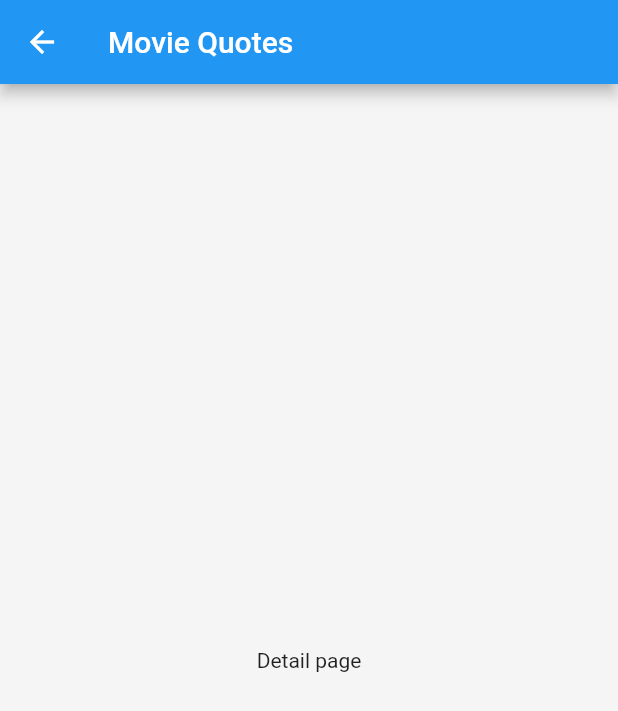
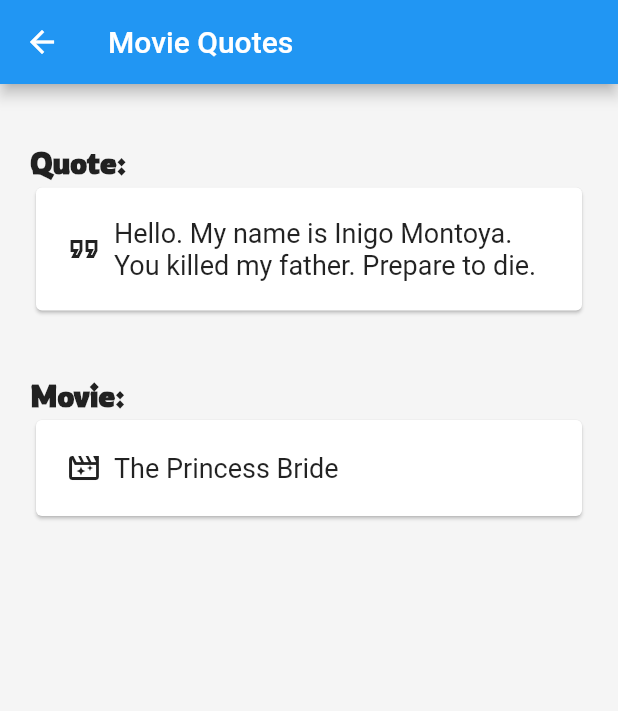
Before and after one commit to CSSE490-Flutter-Winter-2022-2023/movie-quotes, a Flutter app: the screen it shows after launch, after a tap on "Hello. My name is Inigo Montoya. You kil", on a phone screen of 412 x 824 dp. Shown: the top 711 px of the screen. Run offline on Flutter 3.47's test engine with Material 2 defaults, Android fonts, the phone set to English and light mode, and no system bars.

Commit message:
playing with detail page formatting

```diff
--- /dev/null
+++ b/movie_quotes/assets/fonts/Rowdies/OFL.txt
@@ -0,0 +1,93 @@
+Copyright 2018 The Rowdies Project Authors (https://github.com/magictype/rowdy)
+
+This Font Software is licensed under the SIL Open Font License, Version 1.1.
+This license is copied below, and is also available with a FAQ at:
+http://scripts.sil.org/OFL
+
+
+-----------------------------------------------------------
+SIL OPEN FONT LICENSE Version 1.1 - 26 February 2007
+-----------------------------------------------------------
+
+PREAMBLE
+The goals of the Open Font License (OFL) are to stimulate worldwide
+development of collaborative font projects, to support the font creation
+efforts of academic and linguistic communities, and to provide a free and
+open framework in which fonts may be shared and improved in partnership
+with others.
+
+The OFL allows the licensed fonts to be used, studied, modified and
+redistributed freely as long as they are not sold by themselves. The
+fonts, including any derivative works, can be bundled, embedded,
+redistributed and/or sold with any software provided that any reserved
+names are not used by derivative works. The fonts and derivatives,
+however, cannot be released under any other type of license. The
+requirement for fonts to remain under this license does not apply
+to any document created using the fonts or their derivatives.
+
+DEFINITIONS
+"Font Software" refers to the set of files released by the Copyright
+Holder(s) under this license and clearly marked as such. This may
+include source files, build scripts and documentation.
+
+"Reserved Font Name" refers to any names specified as such after the
+copyright statement(s).
+
+"Original Version" refers to the collection of Font Software components as
+distributed by the Copyright Holder(s).
+
+"Modified Version" refers to any derivative made by adding to, deleting,
+or substituting -- in part or in whole -- any of the components of the
+Original Version, by changing formats or by porting the Font Software to a
+new environment.
+
+"Author" refers to any designer, engineer, programmer, technical
+writer or other person who contributed to the Font Software.
+
+PERMISSION & CONDITIONS
+Permission is hereby granted, free of charge, to any person obtaining
+a copy of the Font Software, to use, study, copy, merge, embed, modify,
+redistribute, and sell modified and unmodified copies of the Font
+Software, subject to the following conditions:
+
+1) Neither the Font Software nor any of its individual components,
+in Original or Modified Versions, may be sold by itself.
+
+2) Original or Modified Versions of the Font Software may be bundled,
+redistributed and/or sold with any software, provided that each copy
+contains the above copyright notice and this license. These can be
+included either as stand-alone text files, human-readable headers or
+in the appropriate machine-readable metadata fields within text or
+binary files as long as those fields can be easily viewed by the user.
+
+3) No Modified Version of the Font Software may use the Reserved Font
+Name(s) unless explicit written permission is granted by the corresponding
+Copyright Holder. This restriction only applies to the primary font name as
+presented to the users.
+
+4) The name(s) of the Copyright Holder(s) or the Author(s) of the Font
+Software shall not be used to promote, endorse or advertise any
+Modified Version, except to acknowledge the contribution(s) of the
+Copyright Holder(s) and the Author(s) or with their explicit written
+permission.
+
+5) The Font Software, modified or unmodified, in part or in whole,
+must be distributed entirely under this license, and must not be
+distributed under any other license. The requirement for fonts to
+remain under this license does not apply to any document created
+using the Font Software.
+
+TERMINATION
+This license becomes null and void if any of the above conditions are
+not met.
+
+DISCLAIMER
+THE FONT SOFTWARE IS PROVIDED "AS IS", WITHOUT WARRANTY OF ANY KIND,
+EXPRESS OR IMPLIED, INCLUDING BUT NOT LIMITED TO ANY WARRANTIES OF
+MERCHANTABILITY, FITNESS FOR A PARTICULAR PURPOSE AND NONINFRINGEMENT
+OF COPYRIGHT, PATENT, TRADEMARK, OR OTHER RIGHT. IN NO EVENT SHALL THE
+COPYRIGHT HOLDER BE LIABLE FOR ANY CLAIM, DAMAGES OR OTHER LIABILITY,
+INCLUDING ANY GENERAL, SPECIAL, INDIRECT, INCIDENTAL, OR CONSEQUENTIAL
+DAMAGES, WHETHER IN AN ACTION OF CONTRACT, TORT OR OTHERWISE, ARISING
+FROM, OUT OF THE USE OR INABILITY TO USE THE FONT SOFTWARE OR FROM
+OTHER DEALINGS IN THE FONT SOFTWARE.
--- a/movie_quotes/lib/pages/movie_quote_detail_page.dart
+++ b/movie_quotes/lib/pages/movie_quote_detail_page.dart
@@ -1,7 +1,9 @@
 import 'package:flutter/material.dart';
+import 'package:movie_quotes/models/movie_quote.dart';
 
 class MovieQuoteDetailPage extends StatefulWidget {
-  const MovieQuoteDetailPage({super.key});
+  final MovieQuote mq;
+  const MovieQuoteDetailPage(this.mq, {super.key});
 
   @override
   State<MovieQuoteDetailPage> createState() => _MovieQuoteDetailPageState();
@@ -15,7 +17,77 @@ class _MovieQuoteDetailPageState extends State<MovieQuoteDetailPage> {
         title: const Text("Movie Quotes"),
       ),
       backgroundColor: Colors.grey[100],
-      body: Center(child: Text("Detail page")),
+      body: Container(
+        padding: const EdgeInsets.all(20.0),
+        child: Column(
+          children: [
+            LabelledTextDisplay(
+              title: "Quote:",
+              content: widget.mq.quote,
+              iconData: Icons.format_quote_outlined,
+            ),
+            LabelledTextDisplay(
+              title: "Movie:",
+              content: widget.mq.movie,
+              iconData: Icons.movie_filter_outlined,
+            ),
+          ],
+        ),
+      ),
     );
   }
 }
+
+class LabelledTextDisplay extends StatelessWidget {
+  final String title;
+  final String content;
+  final IconData iconData;
+
+  const LabelledTextDisplay({
+    super.key,
+    required this.title,
+    required this.content,
+    required this.iconData,
+  });
+
+  @override
+  Widget build(BuildContext context) {
+    return Container(
+      margin: const EdgeInsets.symmetric(vertical: 20.0),
+      child: Column(
+        crossAxisAlignment: CrossAxisAlignment.stretch,
+        children: [
+          Text(
+            title,
+            style: const TextStyle(
+                fontSize: 20.0,
+                fontWeight: FontWeight.w800,
+                fontFamily: "Rowdies"),
+          ),
+          Card(
+            child: Container(
+              padding: const EdgeInsets.all(20.0),
+              child: Row(
+                children: [
+                  Icon(iconData),
+                  const SizedBox(
+                    width: 8.0,
+                  ),
+                  Flexible(
+                    child: Text(
+                      content,
+                      style: const TextStyle(
+                        fontSize: 18.0,
+                        // fontWeight: FontWeight.w600,
+                      ),
+                    ),
+                  ),
+                ],
+              ),
+            ),
+          ),
+        ],
+      ),
+    );
+  }
+}
--- a/movie_quotes/lib/pages/movie_quotes_list_page.dart
+++ b/movie_quotes/lib/pages/movie_quotes_list_page.dart
@@ -64,7 +64,8 @@ class _MovieQuotesListPageState extends State<MovieQuotesListPage> {
                   context,
                   MaterialPageRoute(
                     builder: (BuildContext context) {
-                      return MovieQuoteDetailPage();
+                      return MovieQuoteDetailPage(
+                          mq); // In Firebase use a documentId
                     },
                   ),
                 );
```
Also changed, not shown: movie_quotes/pubspec.yaml (+9 -11 lines), movie_quotes/assets/fonts/Rowdies/Rowdies-Bold.ttf (added), movie_quotes/assets/fonts/Rowdies/Rowdies-Light.ttf (added), movie_quotes/assets/fonts/Rowdies/Rowdies-Regular.ttf (added), 1 other file.
